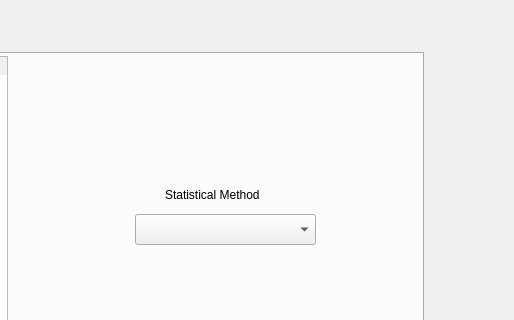
Before: the Qt Designer form src/view/qt/mainframe.ui in FantaExotic/Way2WB, drawn with Qt 5; both pictures show x 554 to 1068 and y 0 to 320 of the 1068 by 699 pixel window.
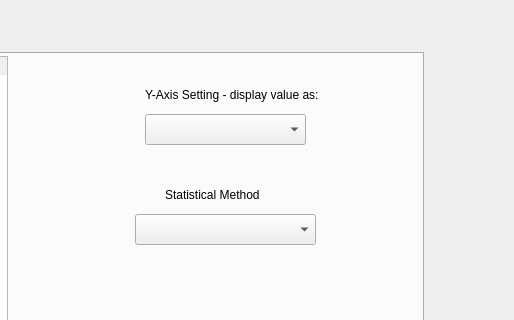
After: the same form once the commit is applied. The open tabs and pages were chosen to show the change.

Commit message: added option to print delta & percentagevalues. Included comboBox to select these settings in analysis tab

Patch:
```diff
--- a/src/view/qt/mainframe.ui
+++ b/src/view/qt/mainframe.ui
@@ -408,6 +408,29 @@
          <string>Input value</string>
         </property>
        </widget>
+       <widget class="QLabel" name="label">
+        <property name="geometry">
+         <rect>
+          <x>680</x>
+          <y>30</y>
+          <width>191</width>
+          <height>21</height>
+         </rect>
+        </property>
+        <property name="text">
+         <string>Y-Axis Setting - display value as:</string>
+        </property>
+       </widget>
+       <widget class="QComboBox" name="comboBox_analysis_yaxisSetting">
+        <property name="geometry">
+         <rect>
+          <x>680</x>
+          <y>60</y>
+          <width>161</width>
+          <height>31</height>
+         </rect>
+        </property>
+       </widget>
       </widget>
       <widget class="QWidget" name="tab_notifier">
        <attribute name="title">
```
Left out of the diff: 4 changed lines with no effect on the pictures. The commit also changes 6 other files.
